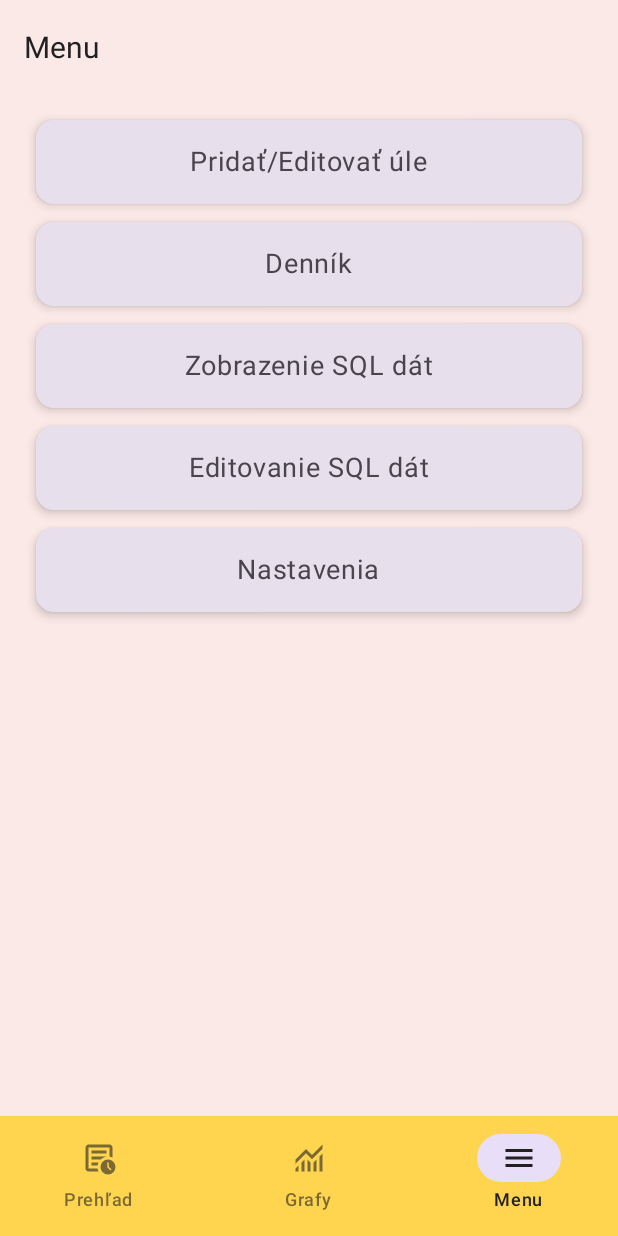
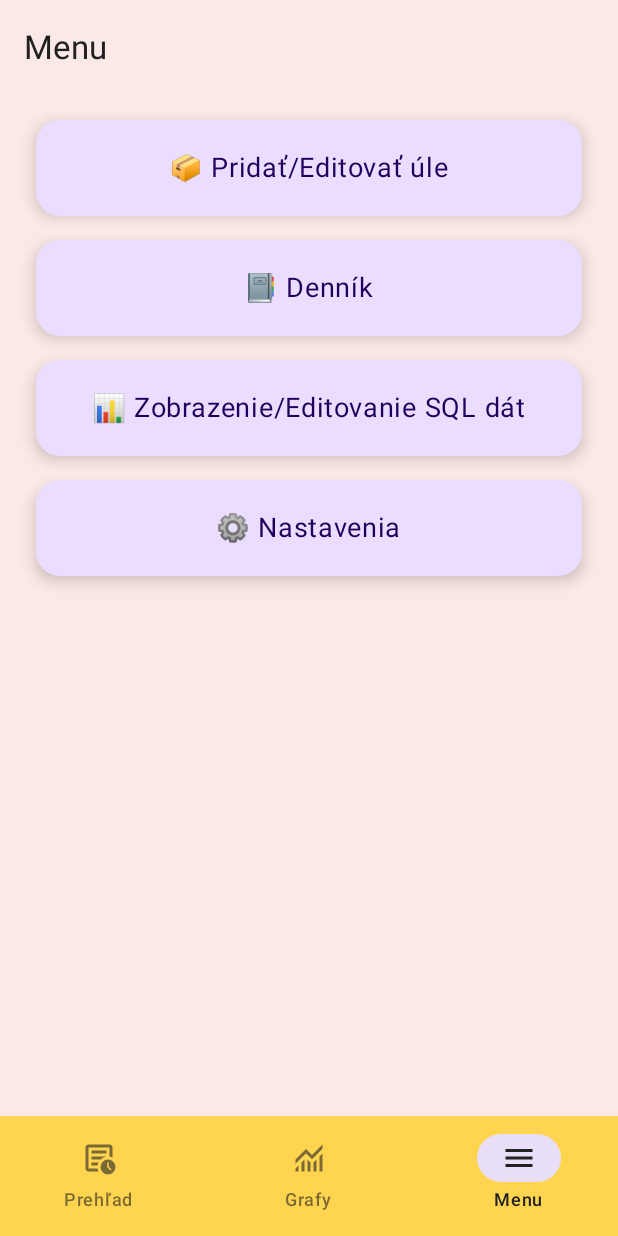
Before and after one commit to Miclah/BeeSense, an Android app built with Jetpack Compose: the screen it shows after launch (MainActivity), item 3 of the bottom bar chosen, on a phone screen of 412 x 824 dp. Run offline under Robolectric (Android 15) with nearby library versions, the phone set to English and light mode, and no system bars.

Commit message:
Implemented functional navigation for the menu subscreens.
- Created sample screens for the respective menu navigation items, including Add/Edit Hives, Diary, SQL Management, and Settings.
- Implemented the navigation functionality in the "Menu" screen to navigate between these newly created screens.
- Added placeholder content for each of the sample screens to ensure navigation works correctly.

```diff
--- a/app/src/main/java/com/beesense/MainActivity.kt
+++ b/app/src/main/java/com/beesense/MainActivity.kt
@@ -16,6 +16,10 @@ import com.beesense.ui.navigation.Screen
 import com.beesense.ui.screens.OverviewScreen
 import com.beesense.ui.screens.GraphScreen
 import com.beesense.ui.screens.MenuScreen
+import com.beesense.ui.screens.subscreens.DiaryScreen
+import com.beesense.ui.screens.subscreens.HiveManagementScreen
+import com.beesense.ui.screens.subscreens.SQLManagementScreen
+import com.beesense.ui.screens.subscreens.SettingsScreen
 import com.beesense.ui.theme.BeeSenseTheme
 
 class MainActivity : ComponentActivity() {
@@ -33,6 +37,7 @@ class MainActivity : ComponentActivity() {
 fun MainApp() {
     val navController = rememberNavController()
     val items = listOf(Screen.Overview, Screen.Graphs, Screen.Menu)
+
     Scaffold(
         bottomBar = {
             val navBackStackEntry = navController.currentBackStackEntryAsState()
@@ -61,6 +66,11 @@ fun MainApp() {
             composable(Screen.Overview.route) { OverviewScreen() }
             composable(Screen.Graphs.route) { GraphScreen() }
             composable(Screen.Menu.route) { MenuScreen(navController) }
+
+            composable(Screen.HiveManagement.route) { HiveManagementScreen() }
+            composable(Screen.Diary.route) { DiaryScreen() }
+            composable(Screen.SQLManagement.route) { SQLManagementScreen() }
+            composable(Screen.Settings.route) { SettingsScreen() }
         }
     }
 }
--- a/app/src/main/java/com/beesense/ui/components/BottomNavigationBar.kt
+++ b/app/src/main/java/com/beesense/ui/components/BottomNavigationBar.kt
@@ -26,10 +26,12 @@ fun BottomNavigationBar(
                 selected = currentRoute == screen.route,
                 onClick = { onItemSelected(screen) },
                 icon = {
-                    Icon(
-                        painter = painterResource(id = screen.icon),
-                        contentDescription = screen.label
-                    )
+                    screen.icon?.let {
+                        Icon(
+                            painter = painterResource(id = it),
+                            contentDescription = screen.label
+                        )
+                    }
                 },
                 label = { Text(screen.label) },
                 colors = NavigationBarItemDefaults.colors(
--- a/app/src/main/java/com/beesense/ui/navigation/Screen.kt
+++ b/app/src/main/java/com/beesense/ui/navigation/Screen.kt
@@ -2,8 +2,13 @@ package com.beesense.ui.navigation
 
     import com.beesense.R
 
-sealed class Screen(val route: String, val label: String, val icon: Int) {
+    sealed class Screen(val route: String, val label: String, val icon: Int? = null) {
         object Overview : Screen("overview", "Prehľad", R.drawable.ic_overview)
         object Graphs : Screen("graphs", "Grafy", R.drawable.ic_graph)
         object Menu : Screen("menu", "Menu", R.drawable.ic_menu)
+
+        object HiveManagement : Screen("hive_management", "Pridať/Editovať úle")
+        object Diary : Screen("diary", "Denník")
+        object SQLManagement : Screen("sql_management", "Zobrazenie/Editovanie SQL dát")
+        object Settings : Screen("settings", "Nastavenia")
     }
--- a/app/src/main/java/com/beesense/ui/screens/Menu.kt
+++ b/app/src/main/java/com/beesense/ui/screens/Menu.kt
@@ -21,6 +21,7 @@ import androidx.compose.ui.Modifier
 import androidx.compose.ui.unit.dp
 import androidx.compose.ui.unit.sp
 import androidx.navigation.NavController
+import com.beesense.ui.navigation.Screen
 
 @OptIn(ExperimentalMaterial3Api::class)
 @Composable
@@ -28,7 +29,7 @@ fun MenuScreen(navController: NavController) {
     Scaffold(
         topBar = {
             TopAppBar(
-                title = { Text("Menu", fontSize = 20.sp) }
+                title = { Text("Menu", fontSize = 22.sp) }
             )
         }
     ) { paddingValues ->
@@ -37,14 +38,13 @@ fun MenuScreen(navController: NavController) {
                 .fillMaxSize()
                 .padding(paddingValues)
                 .padding(16.dp),
-            verticalArrangement = Arrangement.spacedBy(12.dp),
+            verticalArrangement = Arrangement.spacedBy(16.dp),
             horizontalAlignment = Alignment.CenterHorizontally
         ) {
-            MenuItem("Pridať/Editovať úle") { navController.navigate("add_edit_hive") }
-            MenuItem("Denník") { navController.navigate("diary") }
-            MenuItem("Zobrazenie SQL dát") { navController.navigate("view_sql") }
-            MenuItem("Editovanie SQL dát") { navController.navigate("edit_sql") }
-            MenuItem("Nastavenia") { navController.navigate("settings") }
+            MenuItem("📦 Pridať/Editovať úle") { navController.navigate(Screen.HiveManagement.route) }
+            MenuItem("📔 Denník") { navController.navigate(Screen.Diary.route) }
+            MenuItem("📊 Zobrazenie/Editovanie SQL dát") { navController.navigate(Screen.SQLManagement.route) }
+            MenuItem("⚙️ Nastavenia") { navController.navigate(Screen.Settings.route) }
         }
     }
 }
@@ -56,17 +56,21 @@ fun MenuItem(label: String, onClick: () -> Unit) {
             .fillMaxWidth()
             .clickable { onClick() }
             .padding(horizontal = 8.dp),
-        shape = RoundedCornerShape(12.dp),
-        elevation = CardDefaults.cardElevation(4.dp),
-        colors = CardDefaults.cardColors(containerColor = MaterialTheme.colorScheme.surfaceVariant)
+        shape = RoundedCornerShape(16.dp),
+        elevation = CardDefaults.cardElevation(6.dp),
+        colors = CardDefaults.cardColors(containerColor = MaterialTheme.colorScheme.primaryContainer)
     ) {
         Box(
             modifier = Modifier
                 .fillMaxWidth()
-                .padding(16.dp),
+                .padding(20.dp),
             contentAlignment = Alignment.Center
         ) {
-            Text(text = label, fontSize = 18.sp)
+            Text(
+                text = label,
+                fontSize = 18.sp,
+                color = MaterialTheme.colorScheme.onPrimaryContainer
+            )
         }
     }
 }
--- /dev/null
+++ b/app/src/main/java/com/beesense/ui/screens/subscreens/DiaryScreen.kt
@@ -0,0 +1,16 @@
+package com.beesense.ui.screens.subscreens
+
+import androidx.compose.foundation.layout.Box
+import androidx.compose.foundation.layout.fillMaxSize
+import androidx.compose.material3.Text
+import androidx.compose.runtime.Composable
+import androidx.compose.ui.Alignment
+import androidx.compose.ui.Modifier
+import androidx.compose.ui.unit.sp
+
+@Composable
+fun DiaryScreen() {
+    Box(modifier = Modifier.fillMaxSize(), contentAlignment = Alignment.Center) {
+        Text(text = "Denník", fontSize = 20.sp)
+    }
+}
--- /dev/null
+++ b/app/src/main/java/com/beesense/ui/screens/subscreens/HiveManagementScreen.kt
@@ -0,0 +1,17 @@
+package com.beesense.ui.screens.subscreens
+
+import androidx.compose.foundation.layout.Box
+import androidx.compose.foundation.layout.fillMaxSize
+import androidx.compose.material3.Text
+import androidx.compose.runtime.Composable
+import androidx.compose.ui.Alignment
+import androidx.compose.ui.Modifier
+import androidx.compose.ui.unit.sp
+
+
+@Composable
+fun HiveManagementScreen() {
+    Box(modifier = Modifier.fillMaxSize(), contentAlignment = Alignment.Center) {
+        Text(text = "Pridať/Editovať úle", fontSize = 20.sp)
+    }
+}
--- /dev/null
+++ b/app/src/main/java/com/beesense/ui/screens/subscreens/SQLManagementScreen.kt
@@ -0,0 +1,16 @@
+package com.beesense.ui.screens.subscreens
+
+import androidx.compose.foundation.layout.Box
+import androidx.compose.foundation.layout.fillMaxSize
+import androidx.compose.material3.Text
+import androidx.compose.runtime.Composable
+import androidx.compose.ui.Alignment
+import androidx.compose.ui.Modifier
+import androidx.compose.ui.unit.sp
+
+@Composable
+fun SQLManagementScreen() {
+    Box(modifier = Modifier.fillMaxSize(), contentAlignment = Alignment.Center) {
+        Text(text = "Editovanie SQL dát", fontSize = 20.sp)
+    }
+}
--- /dev/null
+++ b/app/src/main/java/com/beesense/ui/screens/subscreens/SettingsScreen.kt
@@ -0,0 +1,16 @@
+package com.beesense.ui.screens.subscreens
+
+import androidx.compose.foundation.layout.Box
+import androidx.compose.foundation.layout.fillMaxSize
+import androidx.compose.material3.Text
+import androidx.compose.runtime.Composable
+import androidx.compose.ui.Alignment
+import androidx.compose.ui.Modifier
+import androidx.compose.ui.unit.sp
+
+@Composable
+fun SettingsScreen() {
+    Box(modifier = Modifier.fillMaxSize(), contentAlignment = Alignment.Center) {
+        Text(text = "Nastavenia", fontSize = 20.sp)
+    }
+}
```
Lines whose indentation alone changed are shown as unchanged.
